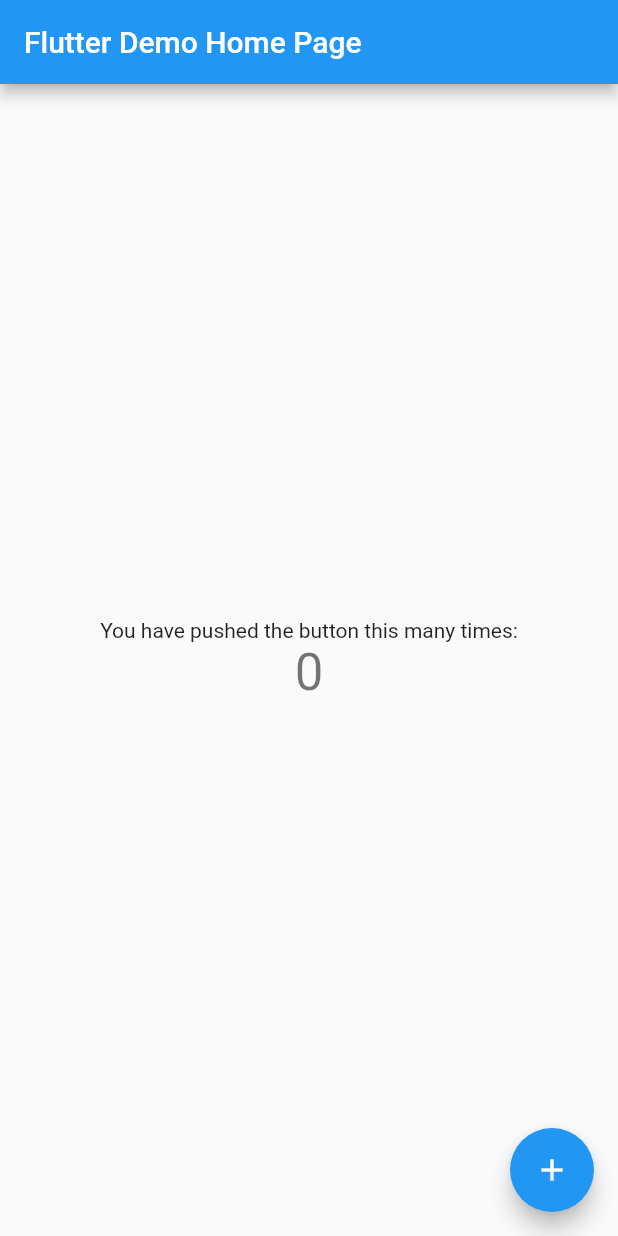
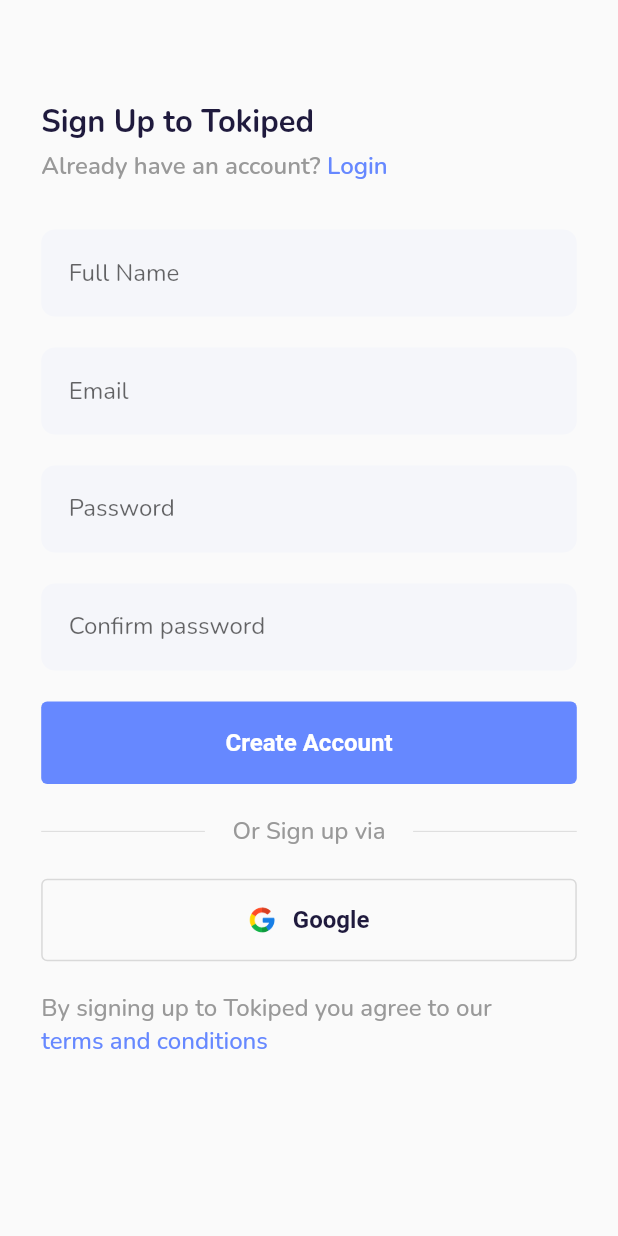
Before and after one commit to MichelleSetiyanti/learn_responsive_flutter, a Flutter app: the screen it shows after launch, on a phone screen of 412 x 824 dp. Run offline on Flutter 3.47's test engine with Material 2 defaults, Android fonts, the light colour scheme and no system bars; our stand-ins replace flutter_screenutil, get, google_fonts.

Commit message:
Responsive done use screen util

```diff
--- a/lib/main.dart
+++ b/lib/main.dart
@@ -1,115 +1,219 @@
 import 'package:flutter/material.dart';
+import 'package:flutter/services.dart';
+import 'package:flutter_screenutil/flutter_screenutil.dart';
+import 'package:get/get_navigation/get_navigation.dart';
+import 'package:google_fonts/google_fonts.dart';
 
-void main() {
-  runApp(const MyApp());
+void main(List<String> args) {
+  runApp(MyApp());
 }
 
 class MyApp extends StatelessWidget {
   const MyApp({Key? key}) : super(key: key);
 
-  // This widget is the root of your application.
   @override
   Widget build(BuildContext context) {
-    return MaterialApp(
-      title: 'Flutter Demo',
+    SystemChrome.setPreferredOrientations(
+        [DeviceOrientation.portraitUp, DeviceOrientation.portraitDown]);
+    return ScreenUtilInit(
+      builder: (context, child) => GetMaterialApp(
+        title: 'FLutter Demo',
         theme: ThemeData(
-        // This is the theme of your application.
-        //
-        // Try running your application with "flutter run". You'll see the
-        // application has a blue toolbar. Then, without quitting the app, try
-        // changing the primarySwatch below to Colors.green and then invoke
-        // "hot reload" (press "r" in the console where you ran "flutter run",
-        // or simply save your changes to "hot reload" in a Flutter IDE).
-        // Notice that the counter didn't reset back to zero; the application
-        // is not restarted.
           primarySwatch: Colors.blue,
+          textTheme: GoogleFonts.nunitoTextTheme(
+            Theme.of(context).textTheme,
           ),
-      home: const MyHomePage(title: 'Flutter Demo Home Page'),
+        ),
+        home: HomePage(),
+        debugShowCheckedModeBanner: false,
+      ),
+      designSize: Size(360, 640),
     );
   }
 }
 
-class MyHomePage extends StatefulWidget {
-  const MyHomePage({Key? key, required this.title}) : super(key: key);
+class HomePage extends StatelessWidget {
+  final purpleColor = Color(0xff6688FF);
+  final darkTextColor = Color(0xff1F1A3D);
+  final lightTextColor = Color(0xff999999);
+  final textFieldColor = Color(0xffF5F6FA);
+  final borderColor = Color(0xffD9D9D9);
 
-  // This widget is the home page of your application. It is stateful, meaning
-  // that it has a State object (defined below) that contains fields that affect
-  // how it looks.
-
-  // This class is the configuration for the state. It holds the values (in this
-  // case the title) provided by the parent (in this case the App widget) and
-  // used by the build method of the State. Fields in a Widget subclass are
-  // always marked "final".
-
-  final String title;
-
-  @override
-  State<MyHomePage> createState() => _MyHomePageState();
-}
-
-class _MyHomePageState extends State<MyHomePage> {
-  int _counter = 0;
-
-  void _incrementCounter() {
-    setState(() {
-      // This call to setState tells the Flutter framework that something has
-      // changed in this State, which causes it to rerun the build method below
-      // so that the display can reflect the updated values. If we changed
-      // _counter without calling setState(), then the build method would not be
-      // called again, and so nothing would appear to happen.
-      _counter++;
-    });
+  Widget getTextField({required String hint}) {
+    return TextField(
+      decoration: InputDecoration(
+        border: OutlineInputBorder(
+          borderRadius: BorderRadius.circular(8.r),
+          borderSide: BorderSide(color: Colors.transparent, width: 0),
+        ),
+        enabledBorder: OutlineInputBorder(
+          borderRadius: BorderRadius.circular(8.r),
+          borderSide: BorderSide(color: Colors.transparent, width: 0),
+        ),
+        contentPadding: EdgeInsets.symmetric(
+          horizontal: 16.w,
+          vertical: 14.h,
+        ),
+        filled: true,
+        fillColor: textFieldColor,
+        hintText: hint,
+        hintStyle: TextStyle(
+          fontSize: 14.sp,
+          fontWeight: FontWeight.w400,
+        ),
+      ),
+    );
   }
 
   @override
   Widget build(BuildContext context) {
-    // This method is rerun every time setState is called, for instance as done
-    // by the _incrementCounter method above.
-    //
-    // The Flutter framework has been optimized to make rerunning build methods
-    // fast, so that you can just rebuild anything that needs updating rather
-    // than having to individually change instances of widgets.
     return Scaffold(
-      appBar: AppBar(
-        // Here we take the value from the MyHomePage object that was created by
-        // the App.build method, and use it to set our appbar title.
-        title: Text(widget.title),
-      ),
-      body: Center(
-        // Center is a layout widget. It takes a single child and positions it
-        // in the middle of the parent.
+      body: SafeArea(
+        child: Padding(
+          padding: EdgeInsets.symmetric(horizontal: 24.w),
           child: Column(
-          // Column is also a layout widget. It takes a list of children and
-          // arranges them vertically. By default, it sizes itself to fit its
-          // children horizontally, and tries to be as tall as its parent.
-          //
-          // Invoke "debug painting" (press "p" in the console, choose the
-          // "Toggle Debug Paint" action from the Flutter Inspector in Android
-          // Studio, or the "Toggle Debug Paint" command in Visual Studio Code)
-          // to see the wireframe for each widget.
-          //
-          // Column has various properties to control how it sizes itself and
-          // how it positions its children. Here we use mainAxisAlignment to
-          // center the children vertically; the main axis here is the vertical
-          // axis because Columns are vertical (the cross axis would be
-          // horizontal).
-          mainAxisAlignment: MainAxisAlignment.center,
-          children: <Widget>[
-            const Text(
-              'You have pushed the button this many times:',
+            crossAxisAlignment: CrossAxisAlignment.start,
+            children: [
+              SizedBox(
+                height: 52.h,
               ),
               Text(
-              '$_counter',
-              style: Theme.of(context).textTheme.headline4,
+                "Sign Up to Tokiped",
+                style: TextStyle(
+                  fontSize: 18.sp,
+                  fontWeight: FontWeight.w700,
+                  color: darkTextColor,
+                ),
+              ),
+              SizedBox(height: 4.h),
+              Wrap(
+                children: [
+                  Text(
+                    "Already have an account? ",
+                    style: TextStyle(
+                      fontSize: 14.sp,
+                      fontWeight: FontWeight.w600,
+                      color: lightTextColor,
+                    ),
+                  ),
+                  Text(
+                    "Login",
+                    style: TextStyle(
+                      fontSize: 14.sp,
+                      fontWeight: FontWeight.w600,
+                      color: purpleColor,
+                    ),
+                  ),
+                ],
+              ),
+              SizedBox(height: 24.h),
+              getTextField(hint: "Full Name"),
+              SizedBox(height: 16.h),
+              getTextField(hint: "Email"),
+              SizedBox(height: 16.h),
+              getTextField(hint: "Password"),
+              SizedBox(height: 16.h),
+              getTextField(hint: "Confirm password"),
+              SizedBox(height: 16.h),
+              SizedBox(
+                width: double.infinity,
+                child: TextButton(
+                  onPressed: () {},
+                  child: Text(
+                    "Create Account",
+                    // style: TextStyle(color: Colors.white),
+                  ),
+                  style: ButtonStyle(
+                      backgroundColor: MaterialStateProperty.all(purpleColor),
+                      foregroundColor: MaterialStateProperty.all(Colors.white),
+                      padding: MaterialStateProperty.all(
+                        EdgeInsets.symmetric(vertical: 14.h),
+                      ),
+                      textStyle: MaterialStateProperty.all(TextStyle(
+                        fontSize: 14.sp,
+                        fontWeight: FontWeight.w700,
+                      ))),
+                ),
+              ),
+              SizedBox(
+                height: 16.h,
+              ),
+              Row(
+                children: [
+                  Expanded(child: Divider()),
+                  SizedBox(width: 16.w),
+                  Text(
+                    "Or Sign up via",
+                    style: TextStyle(
+                      fontSize: 14.sp,
+                      fontWeight: FontWeight.w500,
+                      color: lightTextColor,
+                    ),
+                  ),
+                  SizedBox(width: 16.w),
+                  Expanded(child: Divider()),
+                ],
+              ),
+              SizedBox(
+                height: 16.h,
+              ),
+              SizedBox(
+                width: double.infinity,
+                child: TextButton(
+                  onPressed: () {},
+                  child: Row(
+                    mainAxisSize: MainAxisSize.min,
+                    children: [
+                      Image.asset(
+                        "assets/google.png",
+                        height: 14.h,
+                      ),
+                      SizedBox(
+                        width: 10.w,
+                      ),
+                      Text("Google"),
+                    ],
+                  ),
+                  style: ButtonStyle(
+                      side: MaterialStateProperty.all(BorderSide(
+                        color: borderColor,
+                      )),
+                      foregroundColor: MaterialStateProperty.all(darkTextColor),
+                      padding: MaterialStateProperty.all(
+                          EdgeInsets.symmetric(vertical: 14.h)),
+                      textStyle: MaterialStateProperty.all(
+                        TextStyle(
+                          fontSize: 14.sp,
+                          fontWeight: FontWeight.w700,
+                        ),
+                      )),
+                ),
+              ),
+              SizedBox(height: 16.h),
+              Wrap(
+                children: [
+                  Text(
+                    "By signing up to Tokiped you agree to our ",
+                    style: TextStyle(
+                      fontSize: 14.sp,
+                      fontWeight: FontWeight.w500,
+                      color: lightTextColor,
+                    ),
+                  ),
+                  Text(
+                    "terms and conditions",
+                    style: TextStyle(
+                      fontSize: 14.sp,
+                      fontWeight: FontWeight.w500,
+                      color: purpleColor,
+                    ),
+                  ),
+                ],
               ),
             ],
           ),
         ),
-      floatingActionButton: FloatingActionButton(
-        onPressed: _incrementCounter,
-        tooltip: 'Increment',
-        child: const Icon(Icons.add),
-      ), // This trailing comma makes auto-formatting nicer for build methods.
+      ),
     );
   }
 }
```
Also changed, not shown: pubspec.yaml (+7 -18 lines), assets/google.png (added), pubspec.lock, 1 other file. Lines whose indentation alone changed are shown as unchanged.
